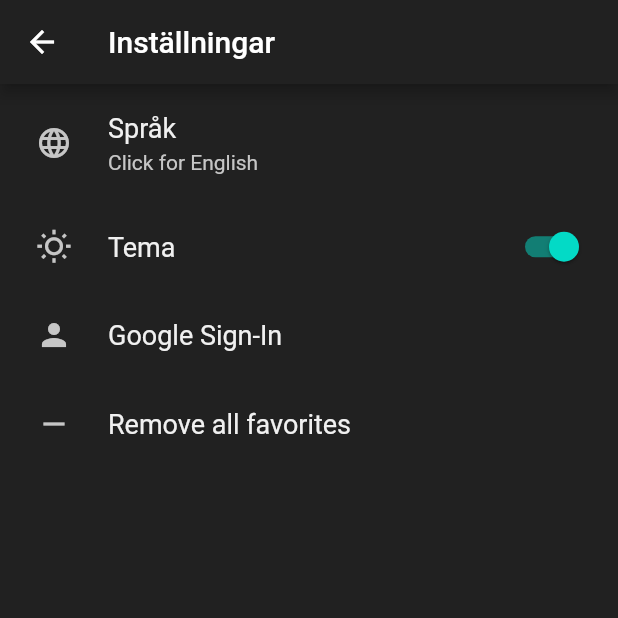
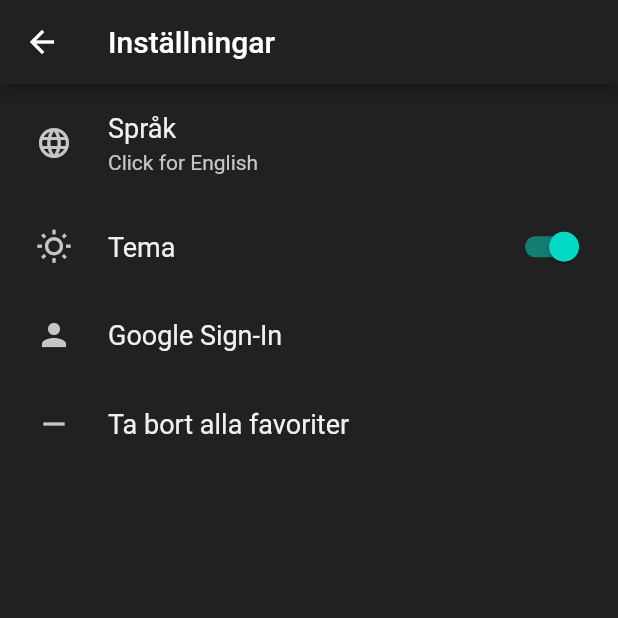
Before and after one commit to allj9618/noisepollutionlocator_71, a Flutter app: the Settings screen opened directly, after a tap on "Language", on a phone screen of 412 x 824 dp, the top half of it. Run offline on Flutter 3.47's test engine with Material 2 defaults, Android fonts, the phone set to English and light mode, and no system bars; drawn by our look-alikes of settings_ui; our stand-ins replace animated_splash_screen, flutter_map, flutter_slidable, geolocator, google_sign_in, latlong and 1 more; missing offline and left inert: ff_navigation_bar, flutter_google_places, flutter_map_location, google_api_headers, google_maps_webservice, noise_meter; accounts and stored records are empty.

Commit message:
Fixed last translations and overflow error in favorites

```diff
--- a/assets/i18n_en.json
+++ b/assets/i18n_en.json
@@ -35,5 +35,8 @@
   "meanDecibel": "None",
   "OFF": "OFF",
   "ON": "ON",
-  "NOTE": "NOTE:"
+  "NOTE": "NOTE:",
+  "removeFav": "Remove all favorites",
+  "noFavs": "No favorites to display",
+  "delete": "Delete"
 }
--- a/assets/i18n_se.json
+++ b/assets/i18n_se.json
@@ -35,5 +35,8 @@
   "meanDecibel": "Ingen",
   "OFF": "AV",
   "ON": "PÅ",
-  "NOTE": "OBS:"
+  "NOTE": "OBS:",
+  "removeFav": "Ta bort alla favoriter",
+  "noFavs": "Inga favoriter att visa",
+  "delete": "Ta bort"
 }
--- a/lib/settings.dart
+++ b/lib/settings.dart
@@ -53,7 +53,8 @@ class _Settings extends State<Settings> {
                 },
               ),
               SettingsTile(
-                title: 'Remove all favorites',
+                //title: 'Remove all favorites',
+                title: Translations.of(context).text("removeFav"),
                 leading: Icon(Icons.remove),
                 onPressed: (BuildContext context) {
                   FavoriteSharedPreferences.removeAll();
```
Also changed, not shown: lib/favorite/favorites.dart (+9 -6 lines).
